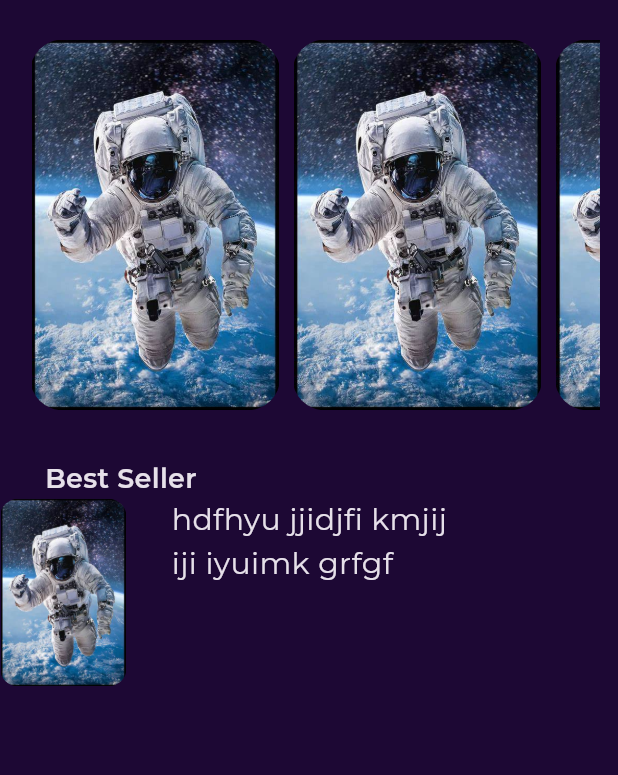
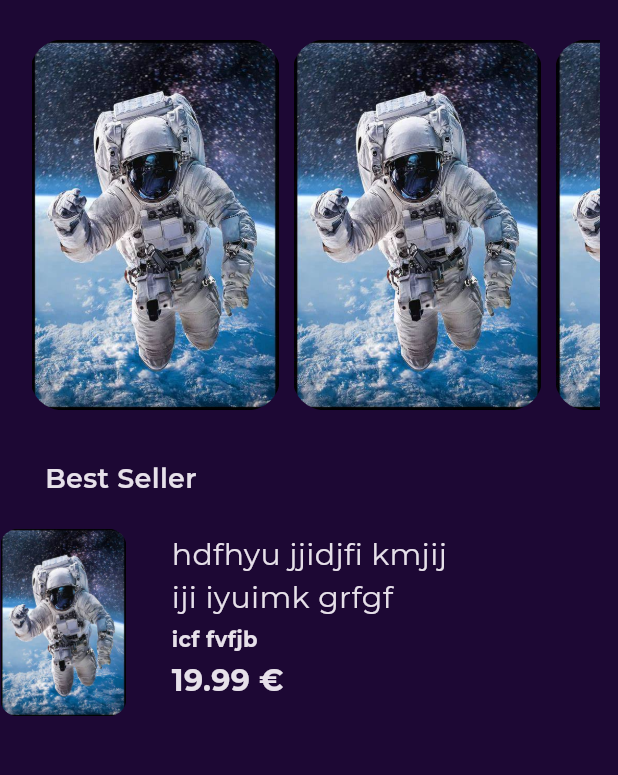
Before and after one commit to Mostafa13elkomy/book_app, a Flutter app: the screen it shows after launch, on a phone screen of 412 x 824 dp, the part 115-890 px from its top. Run offline on Flutter 3.47's test engine with Material 3 defaults, Android fonts, the phone set to English and light mode, and no system bars; our stand-ins replace font_awesome_flutter, get, google_fonts.

Commit message:
best seller list view item part 3

```diff
--- /dev/null
+++ b/lib/features/home/presentaion/views/widgets/best_seller_list_view_item.dart
@@ -0,0 +1,68 @@
+import 'package:book_app/core/utlis/assets.dart';
+import 'package:book_app/core/utlis/styles.dart';
+import 'package:flutter/material.dart';
+
+class BestSellerListView extends StatelessWidget {
+  const BestSellerListView({super.key});
+
+  @override
+  Widget build(BuildContext context) {
+    return Row(
+      crossAxisAlignment: CrossAxisAlignment.start,
+      children: [
+        SizedBox(
+          height: 125,
+          child: AspectRatio(
+            aspectRatio: 2.7 / 4,
+            child: Container(
+              decoration: BoxDecoration(
+                  borderRadius: BorderRadius.circular(12),
+                  image: const DecorationImage(
+                    image: AssetImage(AssetData.testImage),
+                  )),
+            ),
+          ),
+        ),
+        const SizedBox(
+          width: 30,
+        ),
+        Column(
+          crossAxisAlignment: CrossAxisAlignment.start,
+          children: [
+            const SizedBox(
+            height: 3,),
+            SizedBox(
+              width: MediaQuery.of(context).size.width * .5,
+              child: const Text(
+                'hdfhyu jjidjfi kmjij iji iyuimk grfgf',
+                style: Styles.textStyle20,
+                maxLines: 2,
+                overflow: TextOverflow.ellipsis,
+              ),
+            ),
+            const SizedBox(
+              height: 3,
+            ),
+            Text(
+              'icf fvfjb',
+              style: Styles.textStyle14.copyWith(fontWeight: FontWeight.bold),
+            ),
+            const SizedBox(
+              height: 3,
+            ),
+            Row(
+              crossAxisAlignment: CrossAxisAlignment.start,
+              children: [
+                Text(
+                  '19.99 €',
+                  style:
+                      Styles.textStyle20.copyWith(fontWeight: FontWeight.bold),
+                ),
+              ],
+            ),
+          ],
+        ),
+      ],
+    );
+  }
+}
--- a/lib/features/home/presentaion/views/widgets/home_view_body.dart
+++ b/lib/features/home/presentaion/views/widgets/home_view_body.dart
@@ -1,8 +1,10 @@
 import 'package:book_app/core/utlis/assets.dart';
 import 'package:book_app/core/utlis/styles.dart';
+import 'package:book_app/features/home/presentaion/views/widgets/best_seller_list_view_item.dart';
 import 'package:book_app/features/home/presentaion/views/widgets/custom_app_bar.dart';
 import 'package:book_app/features/home/presentaion/views/widgets/featured_books_list_view.dart';
 import 'package:flutter/material.dart';
+import 'package:flutter/rendering.dart';
 
 class HomeViewBody extends StatelessWidget {
   const HomeViewBody({super.key});
@@ -21,46 +23,10 @@ class HomeViewBody extends StatelessWidget {
             style: Styles.textStyle18,
           ),
         ),
+        SizedBox(
+          height: 20,),
         BestSellerListView()
       ],
     );
   }
 }
-
-class BestSellerListView extends StatelessWidget {
-  const BestSellerListView({super.key});
-
-  @override
-  Widget build(BuildContext context) {
-    return Row(
-      crossAxisAlignment: CrossAxisAlignment.start,
-      children: [
-        SizedBox(
-          height: 125,
-          child: AspectRatio(
-            aspectRatio: 2.7 / 4,
-            child: Container(
-              decoration: BoxDecoration(
-                  borderRadius: BorderRadius.circular(12),
-                  image: const DecorationImage(
-                    image: AssetImage(AssetData.testImage),
-                  )),
-            ),
-          ),
-        ),
-        const SizedBox(
-          width: 30,
-        ),
-        SizedBox(
-          width: MediaQuery.of(context).size.width * .5,
-          child: const Text(
-            'hdfhyu jjidjfi kmjij iji iyuimk grfgf',
-            style: Styles.textStyle20,
-            maxLines: 2,
-            overflow: TextOverflow.ellipsis,
-          ),
-        )
-      ],
-    );
-  }
-}
```
